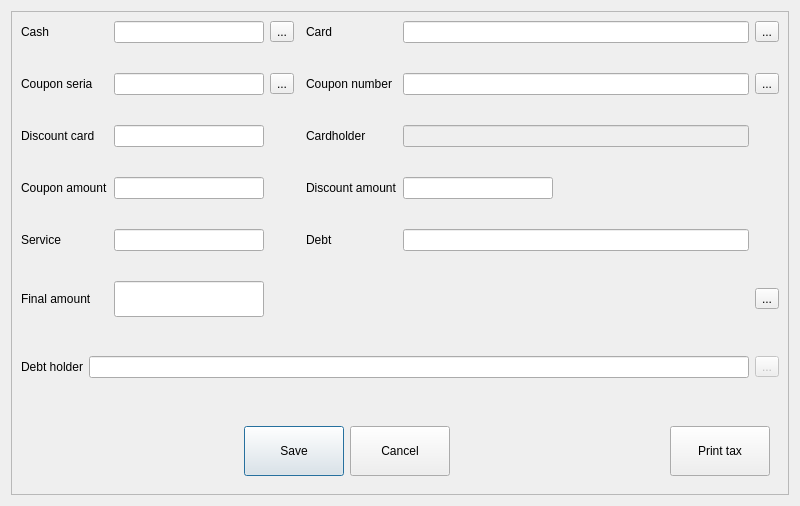
Before: the Qt Designer form Restaurant2/dlgpayment.ui in End1-1/Resort-2, drawn with Qt 5.
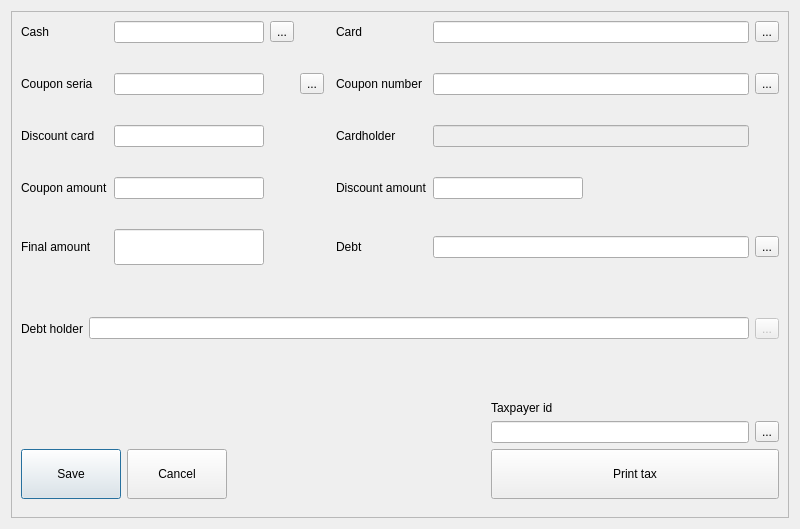
After: the same form once the commit is applied. Icons and pictures are not drawn. Custom widgets are drawn as their Qt base class.

```diff
--- a/Restaurant2/dlgpayment.ui
+++ b/Restaurant2/dlgpayment.ui
@@ -7,7 +7,7 @@
     <x>0</x>
     <y>0</y>
     <width>800</width>
-    <height>489</height>
+    <height>529</height>
    </rect>
   </property>
   <property name="windowTitle">
@@ -29,38 +29,15 @@
       <property name="verticalSpacing">
        <number>30</number>
       </property>
-      <item row="3" column="4">
-       <widget class="QLabel" name="label_11">
+      <item row="2" column="5">
+       <widget class="QLabel" name="label_6">
         <property name="text">
-         <string>Discount amount</string>
+         <string>Cardholder</string>
         </property>
        </widget>
       </item>
-      <item row="1" column="1">
-       <widget class="EQLineEdit" name="leCouponSerial">
-        <property name="maximumSize">
-         <size>
-          <width>150</width>
-          <height>16777215</height>
-         </size>
-        </property>
-        <property name="focusPolicy">
-         <enum>Qt::NoFocus</enum>
-        </property>
-        <property name="readOnly">
-         <bool>true</bool>
-        </property>
-       </widget>
-      </item>
-      <item row="1" column="4">
-       <widget class="QLabel" name="label_4">
-        <property name="text">
-         <string>Coupon number</string>
-        </property>
-       </widget>
-      </item>
-      <item row="5" column="6">
-       <widget class="QToolButton" name="btnDept">
+      <item row="1" column="3">
+       <widget class="QToolButton" name="btnCouponSerail">
         <property name="focusPolicy">
          <enum>Qt::NoFocus</enum>
         </property>
@@ -76,7 +53,7 @@
         </property>
        </widget>
       </item>
-      <item row="1" column="6">
+      <item row="1" column="7">
        <widget class="QToolButton" name="btnCouponNumber">
         <property name="focusPolicy">
          <enum>Qt::NoFocus</enum>
@@ -86,43 +63,22 @@
         </property>
        </widget>
       </item>
-      <item row="2" column="4">
-       <widget class="QLabel" name="label_6">
-        <property name="text">
-         <string>Cardholder</string>
+      <item row="3" column="6">
+       <widget class="EQLineEdit" name="leDiscountAmount">
+        <property name="maximumSize">
+         <size>
+          <width>150</width>
+          <height>16777215</height>
+         </size>
         </property>
-       </widget>
-      </item>
-      <item row="1" column="5">
-       <widget class="EQLineEdit" name="leCouponNumber">
         <property name="focusPolicy">
-         <enum>Qt::NoFocus</enum>
+         <enum>Qt::ClickFocus</enum>
         </property>
         <property name="readOnly">
          <bool>true</bool>
         </property>
        </widget>
       </item>
-      <item row="0" column="6">
-       <widget class="QToolButton" name="btnCard">
-        <property name="focusPolicy">
-         <enum>Qt::NoFocus</enum>
-        </property>
-        <property name="text">
-         <string>...</string>
-        </property>
-       </widget>
-      </item>
-      <item row="0" column="2" colspan="2">
-       <widget class="QToolButton" name="btnCash">
-        <property name="focusPolicy">
-         <enum>Qt::NoFocus</enum>
-        </property>
-        <property name="text">
-         <string>...</string>
-        </property>
-       </widget>
-      </item>
       <item row="3" column="0">
        <widget class="QLabel" name="label_10">
         <property name="text">
@@ -130,44 +86,31 @@
         </property>
        </widget>
       </item>
-      <item row="1" column="0">
-       <widget class="QLabel" name="label_3">
-        <property name="text">
-         <string>Coupon seria</string>
-        </property>
-       </widget>
-      </item>
-      <item row="2" column="0">
-       <widget class="QLabel" name="label_5">
-        <property name="text">
-         <string>Discount card</string>
-        </property>
-       </widget>
-      </item>
-      <item row="3" column="5">
-       <widget class="EQLineEdit" name="leDiscountAmount">
-        <property name="maximumSize">
-         <size>
-          <width>150</width>
-          <height>16777215</height>
-         </size>
-        </property>
-        <property name="focusPolicy">
-         <enum>Qt::ClickFocus</enum>
-        </property>
-        <property name="readOnly">
-         <bool>true</bool>
-        </property>
-       </widget>
-      </item>
-      <item row="2" column="6">
+      <item row="2" column="7">
        <widget class="QLabel" name="lbVisit">
         <property name="text">
          <string/>
         </property>
        </widget>
       </item>
-      <item row="2" column="5">
+      <item row="4" column="0">
+       <widget class="QLabel" name="label_7">
+        <property name="text">
+         <string>Final amount</string>
+        </property>
+       </widget>
+      </item>
+      <item row="4" column="7">
+       <widget class="QToolButton" name="btnDept">
+        <property name="focusPolicy">
+         <enum>Qt::NoFocus</enum>
+        </property>
+        <property name="text">
+         <string>...</string>
+        </property>
+       </widget>
+      </item>
+      <item row="2" column="6">
        <widget class="EQLineEdit" name="leCardHolder">
         <property name="enabled">
          <bool>false</bool>
@@ -193,7 +136,97 @@
         </property>
        </widget>
       </item>
-      <item row="7" column="0" colspan="7">
+      <item row="1" column="5">
+       <widget class="QLabel" name="label_4">
+        <property name="text">
+         <string>Coupon number</string>
+        </property>
+       </widget>
+      </item>
+      <item row="1" column="0">
+       <widget class="QLabel" name="label_3">
+        <property name="text">
+         <string>Coupon seria</string>
+        </property>
+       </widget>
+      </item>
+      <item row="1" column="1">
+       <widget class="EQLineEdit" name="leCouponSerial">
+        <property name="maximumSize">
+         <size>
+          <width>150</width>
+          <height>16777215</height>
+         </size>
+        </property>
+        <property name="focusPolicy">
+         <enum>Qt::NoFocus</enum>
+        </property>
+        <property name="readOnly">
+         <bool>true</bool>
+        </property>
+       </widget>
+      </item>
+      <item row="2" column="1">
+       <widget class="EQLineEdit" name="leDiscount">
+        <property name="maximumSize">
+         <size>
+          <width>150</width>
+          <height>16777215</height>
+         </size>
+        </property>
+        <property name="echoMode">
+         <enum>QLineEdit::Password</enum>
+        </property>
+       </widget>
+      </item>
+      <item row="4" column="1">
+       <widget class="EQLineEdit" name="leFinalAmount">
+        <property name="maximumSize">
+         <size>
+          <width>150</width>
+          <height>16777215</height>
+         </size>
+        </property>
+        <property name="font">
+         <font>
+          <pointsize>18</pointsize>
+          <weight>75</weight>
+          <bold>true</bold>
+         </font>
+        </property>
+        <property name="focusPolicy">
+         <enum>Qt::NoFocus</enum>
+        </property>
+        <property name="readOnly">
+         <bool>true</bool>
+        </property>
+       </widget>
+      </item>
+      <item row="2" column="0">
+       <widget class="QLabel" name="label_5">
+        <property name="text">
+         <string>Discount card</string>
+        </property>
+       </widget>
+      </item>
+      <item row="0" column="6">
+       <widget class="EQLineEdit" name="leCard">
+        <property name="focusPolicy">
+         <enum>Qt::NoFocus</enum>
+        </property>
+        <property name="readOnly">
+         <bool>true</bool>
+        </property>
+       </widget>
+      </item>
+      <item row="0" column="5">
+       <widget class="QLabel" name="label_2">
+        <property name="text">
+         <string>Card</string>
+        </property>
+       </widget>
+      </item>
+      <item row="7" column="0" colspan="8">
        <widget class="QWidget" name="widget_2" native="true">
         <layout class="QHBoxLayout" name="horizontalLayout_3">
          <property name="leftMargin">
@@ -235,28 +268,27 @@
         </layout>
        </widget>
       </item>
-      <item row="0" column="4">
-       <widget class="QLabel" name="label_2">
-        <property name="text">
-         <string>Card</string>
-        </property>
-       </widget>
-      </item>
-      <item row="1" column="2">
-       <widget class="QToolButton" name="btnCouponSerail">
-        <property name="focusPolicy">
-         <enum>Qt::NoFocus</enum>
-        </property>
-        <property name="text">
-         <string>...</string>
-        </property>
-       </widget>
-      </item>
-      <item row="8" column="0" colspan="7">
+      <item row="8" column="0" colspan="8">
        <widget class="QWidget" name="widget" native="true">
-        <layout class="QHBoxLayout" name="horizontalLayout_2">
-         <item>
-          <spacer name="horizontalSpacer">
+        <layout class="QGridLayout" name="gridLayout_2">
+         <property name="leftMargin">
+          <number>0</number>
+         </property>
+         <property name="rightMargin">
+          <number>0</number>
+         </property>
+         <item row="1" column="4">
+          <widget class="EQLineEdit" name="leTaxpayerId">
+           <property name="focusPolicy">
+            <enum>Qt::NoFocus</enum>
+           </property>
+           <property name="readOnly">
+            <bool>true</bool>
+           </property>
+          </widget>
+         </item>
+         <item row="2" column="2">
+          <spacer name="horizontalSpacer_2">
            <property name="orientation">
             <enum>Qt::Horizontal</enum>
            </property>
@@ -268,7 +300,7 @@
            </property>
           </spacer>
          </item>
-         <item>
+         <item row="2" column="0">
           <widget class="QPushButton" name="btnOk">
            <property name="minimumSize">
             <size>
@@ -294,7 +326,7 @@
            </property>
           </widget>
          </item>
-         <item>
+         <item row="2" column="1">
           <widget class="QPushButton" name="btnCancel">
            <property name="minimumSize">
             <size>
@@ -320,20 +352,17 @@
            </property>
           </widget>
          </item>
-         <item>
-          <spacer name="horizontalSpacer_2">
-           <property name="orientation">
-            <enum>Qt::Horizontal</enum>
+         <item row="1" column="5">
+          <widget class="QToolButton" name="btnTaxPayerId">
+           <property name="focusPolicy">
+            <enum>Qt::NoFocus</enum>
            </property>
-           <property name="sizeHint" stdset="0">
-            <size>
-             <width>158</width>
-             <height>20</height>
-            </size>
+           <property name="text">
+            <string>...</string>
            </property>
-          </spacer>
+          </widget>
          </item>
-         <item>
+         <item row="2" column="4" colspan="2">
           <widget class="QPushButton" name="btnPrintTax">
            <property name="minimumSize">
             <size>
@@ -344,6 +373,9 @@
            <property name="focusPolicy">
             <enum>Qt::ClickFocus</enum>
            </property>
+           <property name="styleSheet">
+            <string notr="true"/>
+           </property>
            <property name="text">
             <string>Print tax</string>
            </property>
@@ -357,13 +389,26 @@
              <height>32</height>
             </size>
            </property>
+           <property name="checkable">
+            <bool>true</bool>
+           </property>
+           <property name="checked">
+            <bool>false</bool>
+           </property>
+          </widget>
+         </item>
+         <item row="0" column="4" colspan="2">
+          <widget class="QLabel" name="label_12">
+           <property name="text">
+            <string>Taxpayer id</string>
+           </property>
           </widget>
          </item>
         </layout>
        </widget>
       </item>
-      <item row="0" column="5">
-       <widget class="EQLineEdit" name="leCard">
+      <item row="4" column="6">
+       <widget class="EQLineEdit" name="leDept">
         <property name="focusPolicy">
          <enum>Qt::NoFocus</enum>
         </property>
@@ -372,21 +417,8 @@
         </property>
        </widget>
       </item>
-      <item row="5" column="1">
-       <widget class="EQLineEdit" name="leFinalAmount">
-        <property name="maximumSize">
-         <size>
-          <width>150</width>
-          <height>16777215</height>
-         </size>
-        </property>
-        <property name="font">
-         <font>
-          <pointsize>18</pointsize>
-          <weight>75</weight>
-          <bold>true</bold>
-         </font>
-        </property>
+      <item row="1" column="6">
+       <widget class="EQLineEdit" name="leCouponNumber">
         <property name="focusPolicy">
          <enum>Qt::NoFocus</enum>
         </property>
@@ -395,26 +427,6 @@
         </property>
        </widget>
       </item>
-      <item row="5" column="0">
-       <widget class="QLabel" name="label_7">
-        <property name="text">
-         <string>Final amount</string>
-        </property>
-       </widget>
-      </item>
-      <item row="2" column="1">
-       <widget class="EQLineEdit" name="leDiscount">
-        <property name="maximumSize">
-         <size>
-          <width>150</width>
-          <height>16777215</height>
-         </size>
-        </property>
-        <property name="echoMode">
-         <enum>QLineEdit::Password</enum>
-        </property>
-       </widget>
-      </item>
       <item row="3" column="1">
        <widget class="EQLineEdit" name="leCouponAmount">
         <property name="maximumSize">
@@ -431,43 +443,40 @@
         </property>
        </widget>
       </item>
-      <item row="4" column="0">
-       <widget class="QLabel" name="label_12">
+      <item row="3" column="5">
+       <widget class="QLabel" name="label_11">
         <property name="text">
-         <string>Service</string>
-        </property>
-       </widget>
-      </item>
-      <item row="4" column="1">
-       <widget class="EQLineEdit" name="leServiceValue">
-        <property name="maximumSize">
-         <size>
-          <width>150</width>
-          <height>16777215</height>
-         </size>
-        </property>
-        <property name="focusPolicy">
-         <enum>Qt::ClickFocus</enum>
+         <string>Discount amount</string>
         </property>
        </widget>
       </item>
       <item row="4" column="5">
-       <widget class="EQLineEdit" name="leDept">
-        <property name="focusPolicy">
-         <enum>Qt::NoFocus</enum>
-        </property>
-        <property name="readOnly">
-         <bool>true</bool>
-        </property>
-       </widget>
-      </item>
-      <item row="4" column="4">
        <widget class="QLabel" name="label_8">
         <property name="text">
          <string>Debt</string>
         </property>
        </widget>
       </item>
+      <item row="0" column="2">
+       <widget class="QToolButton" name="btnCash">
+        <property name="focusPolicy">
+         <enum>Qt::NoFocus</enum>
+        </property>
+        <property name="text">
+         <string>...</string>
+        </property>
+       </widget>
+      </item>
+      <item row="0" column="7">
+       <widget class="QToolButton" name="btnCard">
+        <property name="focusPolicy">
+         <enum>Qt::NoFocus</enum>
+        </property>
+        <property name="text">
+         <string>...</string>
+        </property>
+       </widget>
+      </item>
      </layout>
     </widget>
    </item>
```
